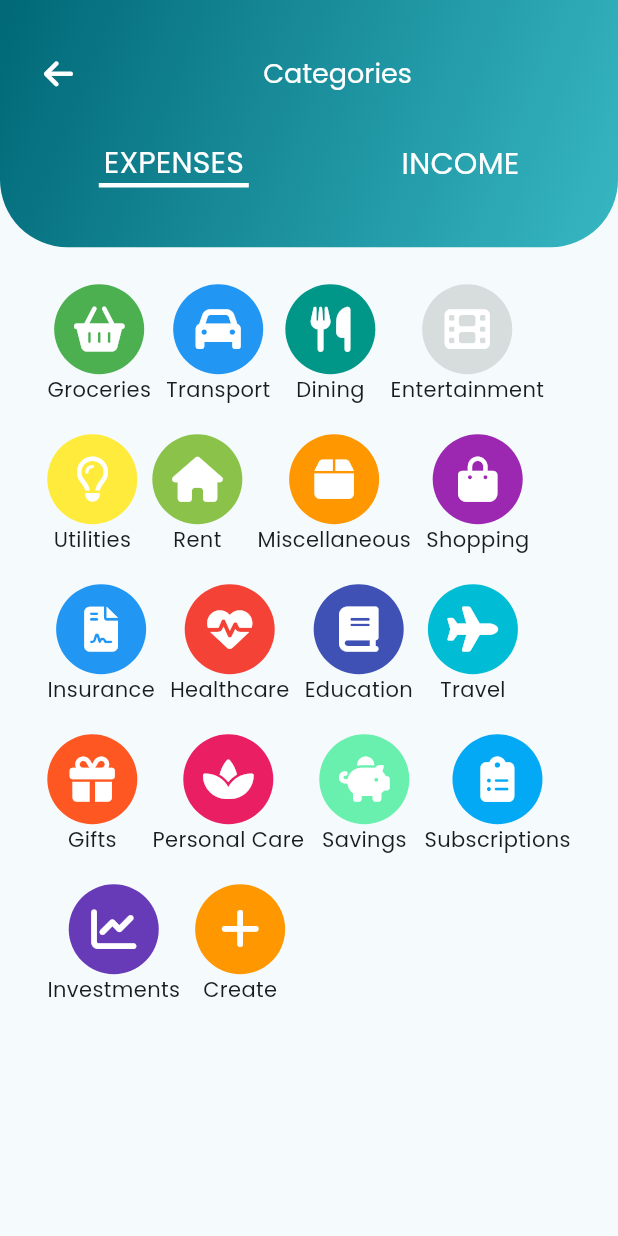
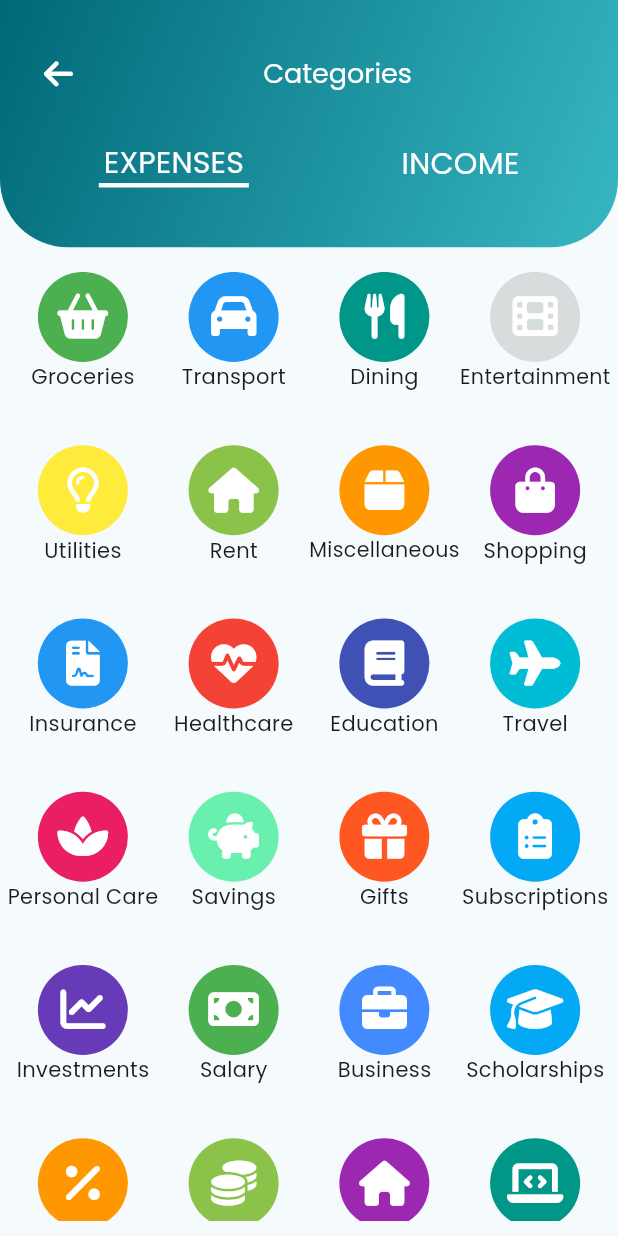
Before and after one commit to AdahGodwin/Expense_planner, a Flutter app: the CategoryScreen screen opened directly, on a phone screen of 412 x 824 dp. Run offline on Flutter 3.47's test engine with Material 3 defaults, Android fonts, the phone set to English and light mode, and no system bars; our stand-ins replace flutter_riverpod, font_awesome_flutter, image_picker, sqflite; accounts and stored records are empty.

Commit message:
refactored category functionalities

```diff
--- a/lib/models/category.dart
+++ b/lib/models/category.dart
@@ -1,11 +1,13 @@
 import 'package:flutter/material.dart';
 
 class Category {
+  String name;
   Color color;
   IconData icon;
   String type;
 
   Category({
+    required this.name,
     required this.color,
     required this.icon,
     required this.type,
--- a/lib/models/expense.dart
+++ b/lib/models/expense.dart
@@ -1,10 +1,12 @@
+import 'package:expense_manager/models/category.dart';
+
 class Expense {
   String key;
   String transactionId;
   String budgetId;
   String accountId;
   double amount;
-  String category;
+  Category category;
   DateTime transactionDate;
   String description;
 
--- a/lib/models/reminder.dart
+++ b/lib/models/reminder.dart
@@ -0,0 +1 @@
+class Reminder {}
--- /dev/null
+++ b/lib/providers/category_provider.dart
@@ -0,0 +1,16 @@
+import 'package:expense_manager/models/category.dart';
+import 'package:expense_manager/shared/categorydata.dart';
+import 'package:flutter_riverpod/flutter_riverpod.dart';
+
+class CategoryNotifier extends StateNotifier<List<Category>> {
+  CategoryNotifier() : super(categories);
+
+  // Category addCategory(String categoryName) {
+
+  // }
+}
+
+final categoryProvider =
+    StateNotifierProvider<CategoryNotifier, List<Category>>((ref) {
+  return CategoryNotifier();
+});
--- /dev/null
+++ b/lib/providers/filter_provider.dart
@@ -0,0 +1,19 @@
+import 'package:flutter_riverpod/flutter_riverpod.dart';
+
+enum Transaction {
+  income,
+  expense,
+}
+
+class FilterNotifier extends StateNotifier<Transaction> {
+  FilterNotifier() : super(Transaction.expense);
+
+  void toggleTransaction(Transaction transactionType) {
+    state = transactionType;
+  }
+}
+
+final filterProvider =
+    StateNotifierProvider<FilterNotifier, Transaction>((ref) {
+  return FilterNotifier();
+});
--- a/lib/screens/category_screen.dart
+++ b/lib/screens/category_screen.dart
@@ -1,73 +1,51 @@
-import 'package:expense_manager/screens/create_category_screen.dart';
-import 'package:expense_manager/shared/categorydata.dart';
+import 'package:expense_manager/models/category.dart';
+import 'package:expense_manager/providers/category_provider.dart';
 import 'package:expense_manager/widgets/header_widget.dart';
 import 'package:flutter/material.dart';
-import 'package:flutter/widgets.dart';
+import 'package:flutter_riverpod/flutter_riverpod.dart';
 import 'package:font_awesome_flutter/font_awesome_flutter.dart';
 
-class CategoryScreen extends StatelessWidget {
+class CategoryScreen extends ConsumerWidget {
   const CategoryScreen({super.key});
 
   @override
-  Widget build(BuildContext context) {
+  Widget build(BuildContext context, WidgetRef ref) {
+    List<Category> categories = ref.watch(categoryProvider);
     ThemeData theme = Theme.of(context);
     MediaQueryData mediaQuery = MediaQuery.of(context);
     return Scaffold(
       body: Stack(
         children: [
-          SingleChildScrollView(
-            child: Padding(
+          Padding(
             padding: EdgeInsets.only(
-                top: (mediaQuery.size.height - mediaQuery.padding.top) * 0.23,
-                left: 20,
-                right: 20,
-                bottom: 20,
+              top: (mediaQuery.size.height - mediaQuery.padding.top) * 0.22,
+              left: 5,
+              right: 5,
+              bottom: 10,
             ),
             child: Center(
-                child: Wrap(
-                  alignment: WrapAlignment.start,
-                  spacing: 10,
-                  runSpacing: 20,
-                  children: [
-                    ...Categories.categoryNames.map((String name) {
+              child: GridView.builder(
+                gridDelegate: const SliverGridDelegateWithFixedCrossAxisCount(
+                  crossAxisCount: 4,
+                  mainAxisSpacing: 15,
+                ),
+                itemBuilder: (context, index) {
                   return Column(
                     children: [
                       CircleAvatar(
-                            backgroundColor:
-                                Categories.getIconForCategory(name).color,
+                        backgroundColor: categories[index].color,
                         radius: 30,
                         child: FaIcon(
-                              Categories.getIconForCategory(name).icon,
+                          categories[index].icon,
                           color: Colors.white,
                           size: 30,
                         ),
                       ),
-                          Text(name),
+                      FittedBox(child: Text(categories[index].name)),
                     ],
                   );
-                    }),
-                    Column(
-                      children: [
-                        GestureDetector(
-                          onTap: () {
-                            Navigator.of(context)
-                                .pushNamed(CreateCategoryScreen.routeName);
                 },
-                          child: const CircleAvatar(
-                            backgroundColor: Colors.orange,
-                            radius: 30,
-                            child: FaIcon(
-                              FontAwesomeIcons.plus,
-                              color: Colors.white,
-                              size: 30,
-                            ),
-                          ),
-                        ),
-                        const Text("Create"),
-                      ],
-                    ),
-                  ],
-                ),
+                itemCount: categories.length,
               ),
             ),
           ),
--- a/lib/shared/categorydata.dart
+++ b/lib/shared/categorydata.dart
@@ -3,108 +3,213 @@ import 'package:flutter/material.dart';
 import 'package:font_awesome_flutter/font_awesome_flutter.dart';
 
 class Categories {
-  static Category getIconForCategory(String categoryName) {
-    switch (categoryName) {
-      case 'Groceries':
-        return Category(
-            color: Colors.green,
-            icon: FontAwesomeIcons.basketShopping,
-            type: "expense");
-      case 'Transport':
-        return Category(
-            color: Colors.blue, icon: FontAwesomeIcons.car, type: "expense");
-      case 'Dining':
-        return Category(
-            color: Colors.teal,
-            icon: FontAwesomeIcons.utensils,
-            type: "expense");
-      case 'Entertainment':
-        return Category(
-            color: Colors.black12,
-            icon: FontAwesomeIcons.film,
-            type: "expense");
-      case 'Utilities':
-        return Category(
-            color: Colors.yellow,
-            icon: FontAwesomeIcons.lightbulb,
-            type: "expense");
-      case 'Rent':
-        return Category(
-            color: Colors.lightGreen,
-            icon: FontAwesomeIcons.house,
-            type: "expense");
-      case 'Miscellaneous':
-        return Category(
-            color: Colors.orange, icon: FontAwesomeIcons.box, type: "expense");
-      case 'Shopping':
-        return Category(
-            color: Colors.purple,
-            icon: FontAwesomeIcons.bagShopping,
-            type: "expense");
-      case 'Insurance':
-        return Category(
-            color: Colors.blue,
-            icon: FontAwesomeIcons.fileContract,
-            type: "expense");
-      case 'Healthcare':
-        return Category(
-            color: Colors.red,
-            icon: FontAwesomeIcons.heartPulse,
-            type: "expense");
-      case 'Education':
-        return Category(
-            color: Colors.indigo, icon: FontAwesomeIcons.book, type: "expense");
-      case 'Travel':
-        return Category(
-            color: Colors.cyan, icon: FontAwesomeIcons.plane, type: "expense");
-      case 'Personal Care':
-        return Category(
-            color: Colors.pink, icon: FontAwesomeIcons.spa, type: "expense");
-      case 'Savings':
-        return Category(
-            color: Colors.greenAccent,
-            icon: FontAwesomeIcons.piggyBank,
-            type: "expense");
-      case 'Gifts':
-        return Category(
-            color: Colors.deepOrange,
-            icon: FontAwesomeIcons.gift,
-            type: "expense");
-      case 'Subscriptions':
-        return Category(
-            color: Colors.lightBlue,
-            icon: FontAwesomeIcons.clipboardList,
-            type: "expense");
-      case 'Investments':
-        return Category(
-            color: Colors.deepPurple,
-            icon: FontAwesomeIcons.chartLine,
-            type: "expense");
-      default:
-        return Category(
-            color: Colors.black,
-            icon: FontAwesomeIcons.question,
-            type: "expense");
+  static Category getCategory(String categoryName) {
+    for (Category category in categories) {
+      if (category.name == categoryName) {
+        return category;
+      }
     }
+    // Default category if not found
+    return Category(
+      name: "Other",
+      color: Colors.black,
+      icon: FontAwesomeIcons.question,
+      type: "expense",
+    );
   }
+}
 
-  static final List<String> categoryNames = [
-    "Groceries",
-    "Transport",
-    "Dining",
-    "Entertainment",
-    "Utilities",
-    "Rent",
-    "Miscellaneous",
-    "Shopping",
-    "Insurance",
-    "Healthcare",
-    "Education",
-    "Travel",
-    "Gifts",
-    "Personal Care",
-    "Savings",
-    "Subscriptions",
-    "Investments",
-  ];
-}
+final List<Category> categories = [
+  Category(
+    name: 'Groceries',
+    color: Colors.green,
+    icon: FontAwesomeIcons.basketShopping,
+    type: "expense",
+  ),
+  Category(
+    name: 'Transport',
+    color: Colors.blue,
+    icon: FontAwesomeIcons.car,
+    type: "expense",
+  ),
+  Category(
+    name: 'Dining',
+    color: Colors.teal,
+    icon: FontAwesomeIcons.utensils,
+    type: "expense",
+  ),
+  Category(
+    name: 'Entertainment',
+    color: Colors.black12,
+    icon: FontAwesomeIcons.film,
+    type: "expense",
+  ),
+  Category(
+    name: 'Utilities',
+    color: Colors.yellow,
+    icon: FontAwesomeIcons.lightbulb,
+    type: "expense",
+  ),
+  Category(
+    name: 'Rent',
+    color: Colors.lightGreen,
+    icon: FontAwesomeIcons.house,
+    type: "expense",
+  ),
+  Category(
+    name: 'Miscellaneous',
+    color: Colors.orange,
+    icon: FontAwesomeIcons.box,
+    type: "expense",
+  ),
+  Category(
+    name: 'Shopping',
+    color: Colors.purple,
+    icon: FontAwesomeIcons.bagShopping,
+    type: "expense",
+  ),
+  Category(
+    name: 'Insurance',
+    color: Colors.blue,
+    icon: FontAwesomeIcons.fileContract,
+    type: "expense",
+  ),
+  Category(
+    name: 'Healthcare',
+    color: Colors.red,
+    icon: FontAwesomeIcons.heartPulse,
+    type: "expense",
+  ),
+  Category(
+    name: 'Education',
+    color: Colors.indigo,
+    icon: FontAwesomeIcons.book,
+    type: "expense",
+  ),
+  Category(
+    name: 'Travel',
+    color: Colors.cyan,
+    icon: FontAwesomeIcons.plane,
+    type: "expense",
+  ),
+  Category(
+    name: 'Personal Care',
+    color: Colors.pink,
+    icon: FontAwesomeIcons.spa,
+    type: "expense",
+  ),
+  Category(
+    name: 'Savings',
+    color: Colors.greenAccent,
+    icon: FontAwesomeIcons.piggyBank,
+    type: "expense",
+  ),
+  Category(
+    name: 'Gifts',
+    color: Colors.deepOrange,
+    icon: FontAwesomeIcons.gift,
+    type: "expense",
+  ),
+  Category(
+    name: 'Subscriptions',
+    color: Colors.lightBlue,
+    icon: FontAwesomeIcons.clipboardList,
+    type: "expense",
+  ),
+  Category(
+    name: 'Investments',
+    color: Colors.deepPurple,
+    icon: FontAwesomeIcons.chartLine,
+    type: "expense",
+  ),
+  Category(
+    name: 'Salary',
+    color: Colors.green,
+    icon: FontAwesomeIcons.moneyBill,
+    type: "income",
+  ),
+  Category(
+    name: 'Business',
+    color: Colors.blueAccent,
+    icon: FontAwesomeIcons.briefcase,
+    type: "income",
+  ),
+  Category(
+    name: 'Scholarships',
+    color: Colors.lightBlue,
+    icon: FontAwesomeIcons.graduationCap,
+    type: "income",
+  ),
+  Category(
+    name: 'Interest',
+    color: Colors.orange,
+    icon: FontAwesomeIcons.percent,
+    type: "income",
+  ),
+  Category(
+    name: 'Dividends',
+    color: Colors.lightGreen,
+    icon: FontAwesomeIcons.coins,
+    type: "income",
+  ),
+  Category(
+    name: 'Rental Income',
+    color: Colors.purple,
+    icon: FontAwesomeIcons.house,
+    type: "income",
+  ),
+  Category(
+    name: 'Freelance',
+    color: Colors.teal,
+    icon: FontAwesomeIcons.laptopCode,
+    type: "income",
+  ),
+  Category(
+    name: 'Capital Gains',
+    color: Colors.redAccent,
+    icon: FontAwesomeIcons.chartLine,
+    type: "income",
+  ),
+  Category(
+    name: 'Side Hustles',
+    color: Colors.amber,
+    icon: FontAwesomeIcons.handshakeAngle,
+    type: "income",
+  ),
+  Category(
+    name: 'Royalties',
+    color: Colors.deepOrange,
+    icon: FontAwesomeIcons.crown,
+    type: "income",
+  ),
+  Category(
+    name: 'Savings Interest',
+    color: Colors.greenAccent,
+    icon: FontAwesomeIcons.piggyBank,
+    type: "income",
+  ),
+  Category(
+    name: 'Grants',
+    color: Colors.indigo,
+    icon: FontAwesomeIcons.handHoldingDollar,
+    type: "income",
+  ),
+  Category(
+    name: 'Refunds',
+    color: Colors.blueGrey,
+    icon: FontAwesomeIcons.arrowRotateLeft,
+    type: "income",
+  ),
+  Category(
+    name: 'Sale of Assets',
+    color: Colors.brown,
+    icon: FontAwesomeIcons.solidGem,
+    type: "income",
+  ),
+  Category(
+    name: 'Other Income',
+    color: Colors.grey,
+    icon: FontAwesomeIcons.question,
+    type: "income",
+  ),
+];
--- a/lib/widgets/header_widget.dart
+++ b/lib/widgets/header_widget.dart
@@ -1,8 +1,10 @@
+import 'package:expense_manager/providers/filter_provider.dart';
 import 'package:expense_manager/widgets/menu_button.dart';
 import 'package:flutter/material.dart';
+import 'package:flutter_riverpod/flutter_riverpod.dart';
 import 'package:font_awesome_flutter/font_awesome_flutter.dart';
 
-class Header extends StatefulWidget {
+class Header extends ConsumerWidget {
   final Widget titleWidget;
   final double height;
   final Widget icons;
@@ -20,11 +22,7 @@ class Header extends StatefulWidget {
   });
 
   @override
-  State<Header> createState() => _HeaderState();
-}
-
-class _HeaderState extends State<Header> {
-  bool income = false;
+  Widget build(BuildContext context, WidgetRef ref) {
     Widget divider() {
       return SizedBox(
         width: 100,
@@ -36,13 +34,11 @@ class _HeaderState extends State<Header> {
       );
     }
 
-  @override
-  Widget build(BuildContext context) {
     MediaQueryData mediaQuery = MediaQuery.of(context);
     ThemeData theme = Theme.of(context);
-
+    Transaction transactionType = ref.watch(filterProvider);
     return Container(
-      height: (mediaQuery.size.height - mediaQuery.padding.top) * widget.height,
+      height: (mediaQuery.size.height - mediaQuery.padding.top) * height,
       decoration: BoxDecoration(
           gradient: LinearGradient(
             colors: [
@@ -62,36 +58,36 @@ class _HeaderState extends State<Header> {
           Row(
             mainAxisAlignment: MainAxisAlignment.spaceBetween,
             children: [
-              widget.popWindow == true
+              popWindow == true
                   ? IconButton(
                       onPressed: () {
                         Navigator.of(context).pop();
                       },
                       icon: FaIcon(
-                        widget.navigationIcon,
+                        navigationIcon,
                         color: Colors.white,
                       ),
                     )
                   : MenuButton(
-                      icon: widget.navigationIcon,
+                      icon: navigationIcon,
                     ),
-              widget.titleWidget,
-              widget.icons,
+              titleWidget,
+              icons,
             ],
           ),
           const SizedBox(
             height: 20,
           ),
-          if (widget.showTabs)
+          if (showTabs)
             Row(
               mainAxisAlignment: MainAxisAlignment.spaceAround,
               children: [
                 Column(
                   children: [
                     GestureDetector(
-                      onTap: () => setState(() {
-                        income = false;
-                      }),
+                      onTap: () => ref
+                          .read(filterProvider.notifier)
+                          .toggleTransaction(Transaction.expense),
                       child: Text(
                         "EXPENSES",
                         style: theme.textTheme.titleMedium!.copyWith(
@@ -99,15 +95,15 @@ class _HeaderState extends State<Header> {
                         ),
                       ),
                     ),
-                    if (income == false) divider()
+                    if (transactionType == Transaction.expense) divider()
                   ],
                 ),
                 Column(
                   children: [
                     GestureDetector(
-                      onTap: () => setState(() {
-                        income = true;
-                      }),
+                      onTap: () => ref
+                          .read(filterProvider.notifier)
+                          .toggleTransaction(Transaction.income),
                       child: Text(
                         "INCOME",
                         style: theme.textTheme.titleMedium!.copyWith(
@@ -115,7 +111,7 @@ class _HeaderState extends State<Header> {
                         ),
                       ),
                     ),
-                    if (income == true) divider()
+                    if (transactionType == Transaction.income) divider()
                   ],
                 ),
               ],
```
Also changed, not shown: lib/providers/expense_provider.dart (+4 -3 lines), lib/screens/create_category_screen.dart (+13 -8 lines), lib/screens/transaction_details_screen.dart (+1 -19 lines), lib/screens/transaction_form_screen.dart (+10 -8 lines), lib/shared/dummydata.dart (+122 -30 lines), lib/widgets/transaction_details/transaction_details_list.dart (+3 -6 lines), lib/widgets/transaction_list.dart (+3 -8 lines). Lines whose indentation alone changed are shown as unchanged.
